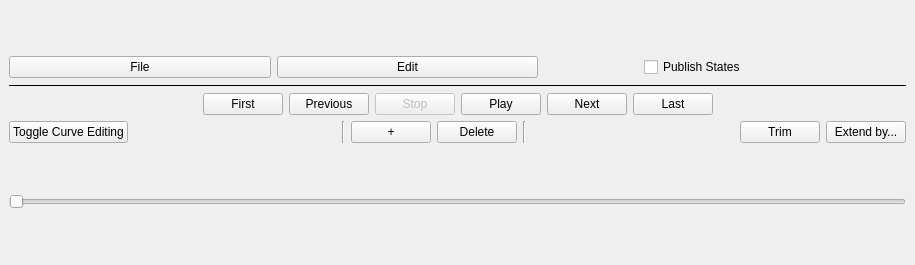
First picture: the form in resources/animation_plugin.ui, repository marvmn/rqt_animation, before the edit.
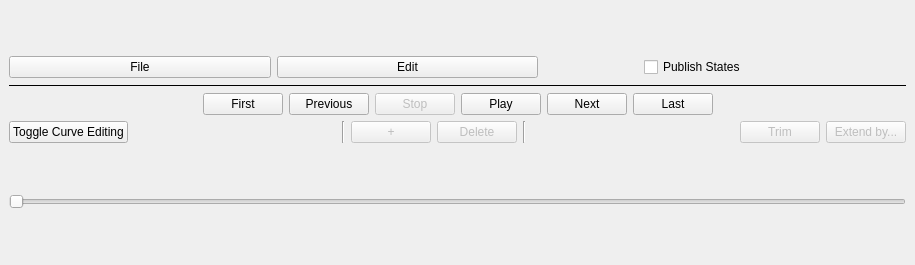
Second picture: the form after the edit.

Commit message: new animation can be created

```diff
--- a/resources/animation_plugin.ui
+++ b/resources/animation_plugin.ui
@@ -200,6 +200,12 @@
        </item>
        <item>
         <widget class="QPushButton" name="addButton">
+         <property name="enabled">
+          <bool>false</bool>
+         </property>
+         <property name="acceptDrops">
+          <bool>false</bool>
+         </property>
          <property name="text">
           <string>+</string>
          </property>
@@ -207,6 +213,9 @@
        </item>
        <item>
         <widget class="QPushButton" name="deleteButton">
+         <property name="enabled">
+          <bool>false</bool>
+         </property>
          <property name="text">
           <string>Delete</string>
          </property>
@@ -234,6 +243,9 @@
        </item>
        <item>
         <widget class="QPushButton" name="trimButton">
+         <property name="enabled">
+          <bool>false</bool>
+         </property>
          <property name="text">
           <string>Trim</string>
          </property>
@@ -241,6 +253,9 @@
        </item>
        <item>
         <widget class="QPushButton" name="extendButton">
+         <property name="enabled">
+          <bool>false</bool>
+         </property>
          <property name="text">
           <string>Extend by...</string>
          </property>
```
The commit also changes 8 other files.
